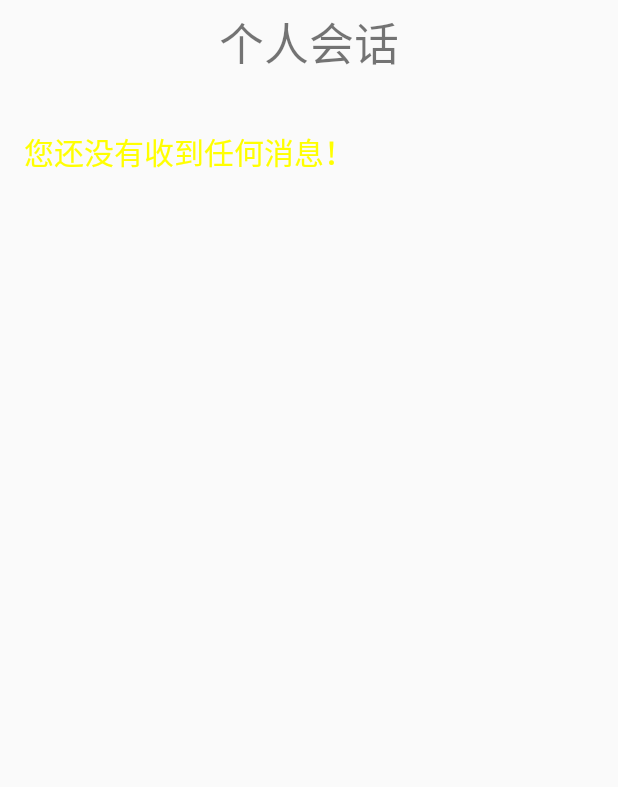
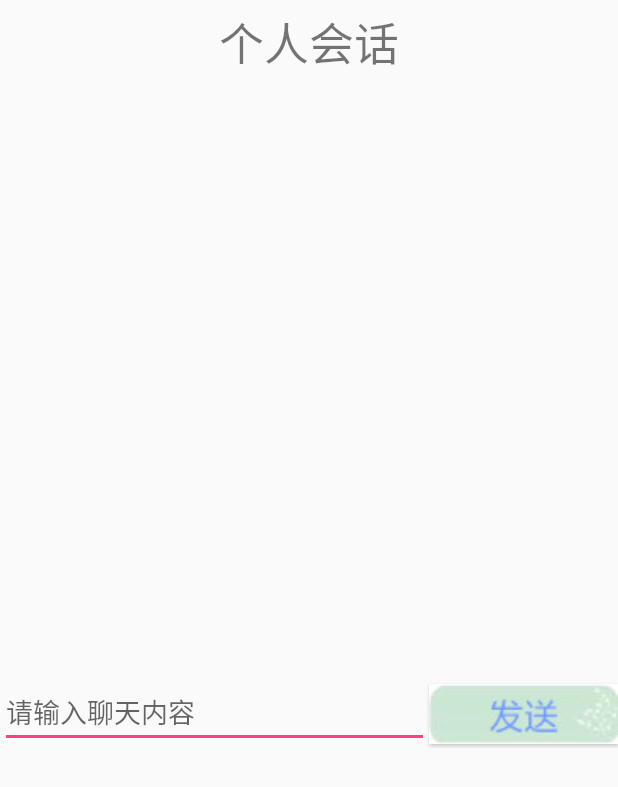
Before and after one commit to LuoZhize/LzzProject, an Android app: the layout dialogue_fragment.xml on its own in the app's theme, with its tools: preview values and no code run, on a phone screen of 412 x 824 dp. Shown: the top 787 px of the screen. Run offline under Robolectric (Android 15) with nearby library versions, the phone set to English and light mode, and no system bars.

Commit message:
new dialogue

```diff
--- a/app/src/main/java/com/example/lzzproject/MainActivity.java
+++ b/app/src/main/java/com/example/lzzproject/MainActivity.java
@@ -59,6 +59,7 @@ public class MainActivity extends AppCompatActivity implements View.OnClickListe
         switch (v.getId()) {
             case R.id.messge_btn:
                 fragmentTransaction.replace(R.id.frame_layout, messageFragment);
+                fragmentTransaction.setCustomAnimations(R.anim.abc_fade_in, R.anim.abc_fade_in);
                 break;
             case R.id.friend_btn:
                 fragmentTransaction.replace(R.id.frame_layout, friendFragment);
--- a/app/src/main/java/com/example/lzzproject/fragment/MessageFragment.java
+++ b/app/src/main/java/com/example/lzzproject/fragment/MessageFragment.java
@@ -22,12 +22,12 @@ public class MessageFragment extends Fragment {
     @Override
     public View onCreateView(LayoutInflater inflater, @Nullable ViewGroup container, @Nullable Bundle savedInstanceState) {
         super.onCreateView(inflater, container, savedInstanceState);
-        view = inflater.inflate(R.layout.dialogue_fragment, container, false);
+        view = inflater.inflate(R.layout.information_fragment, container, false);
         return view;
     }
 
     @Override
-    public void onCreate(@Nullable Bundle savedInstanceState) {
-        super.onCreate(savedInstanceState);
+    public void onActivityCreated(@Nullable Bundle savedInstanceState) {
+        super.onActivityCreated(savedInstanceState);
     }
 }
--- a/app/src/main/res/layout/dialogue_fragment.xml
+++ b/app/src/main/res/layout/dialogue_fragment.xml
@@ -14,29 +14,38 @@
 
     <LinearLayout
         android:layout_width="match_parent"
-        android:layout_height="wrap_content"
+        android:layout_height="@dimen/activity_forehunder"
         android:orientation="horizontal">
 
         <ListView
-            android:id="@+id/item_friend_fragment_receive"
+            android:id="@+id/dialogue_fragment_receive"
             android:layout_width="@dimen/hundred_and_ninety"
             android:layout_height="wrap_content"></ListView>
 
         <ListView
-            android:id="@+id/item_friend_fragment_send"
+            android:id="@+id/dialogue_fragment_send"
             android:layout_width="@dimen/hundred_and_ninety"
             android:layout_height="wrap_content"
             android:layout_marginTop="@dimen/activity_thirty"></ListView>
     </LinearLayout>
 
-    <TextView
-        android:id="@android:id/empty"
-        android:layout_width="wrap_content"
+    <LinearLayout
+        android:layout_width="match_parent"
         android:layout_height="wrap_content"
-        android:layout_marginLeft="@dimen/activity_tenthSix"
-        android:layout_marginTop="@dimen/activity_five"
-        android:text="@string/nodialogue"
-        android:textColor="#ffff00"
-        android:textSize="@dimen/activity_twenty" />
+        android:orientation="horizontal">
 
+        <EditText
+            android:id="@+id/dialogue_fragment_content"
+            android:layout_width="wrap_content"
+            android:layout_height="wrap_content"
+            android:layout_weight="4"
+            android:hint="@string/content" />
+
+        <Button
+            android:id="@+id/dialogue_fragment_save"
+            android:layout_width="@dimen/activity_fivity"
+            android:layout_height="@dimen/fority"
+            android:layout_weight="2"
+            android:background="@drawable/save" />
+    </LinearLayout>
 </LinearLayout>
--- a/app/src/main/res/values/dimens.xml
+++ b/app/src/main/res/values/dimens.xml
@@ -3,9 +3,11 @@
     <dimen name="activity_horizontal_margin">16dp</dimen>
     <dimen name="activity_tenthSix">16dp</dimen>
     <dimen name="activity_twohunder">250dp</dimen>
+    <dimen name="activity_forehunder">400dp</dimen>
     <dimen name="activity_hunder">100dp</dimen>
     <dimen name="activity_thirty">30dp</dimen>
     <dimen name="activity_fivity">50dp</dimen>
+    <dimen name="fority">40dp</dimen>
     <dimen name="activity_eighty">80dp</dimen>
     <dimen name="activity_twenty">20dp</dimen>
     <dimen name="activity_five">5dp</dimen>
--- a/app/src/main/res/values/strings.xml
+++ b/app/src/main/res/values/strings.xml
@@ -16,4 +16,6 @@
     <string name="end">退出当前账号</string>
     <string name="set">设置</string>
     <string name="nodialogue">您还没有收到任何消息！</string>
+    <string name="save">发送</string>
+    <string name="content">请输入聊天内容</string>
 </resources>
```
Also changed, not shown: app/src/main/AndroidManifest.xml (+17 -3 lines), app/src/main/java/com/example/lzzproject/activity/DialogueActivity.java (added, +132 -0 lines), app/src/main/java/com/example/lzzproject/activity/LoginActivity.java (+14 -6 lines), app/src/main/java/com/example/lzzproject/fragment/FriendFragment.java (+4 -3 lines), app/src/main/java/com/example/lzzproject/fragment/SettingFragment.java (+53 -3 lines), app/src/main/java/com/example/lzzproject/receInfor/ReceInformation.java (added, +16 -0 lines), app/src/main/res/layout/information_fragment.xml (+10 -0 lines), app/src/main/res/layout/item_dialogue_rece.xml (added, +20 -0 lines), app/src/main/res/drawable/save.jpg (added).
